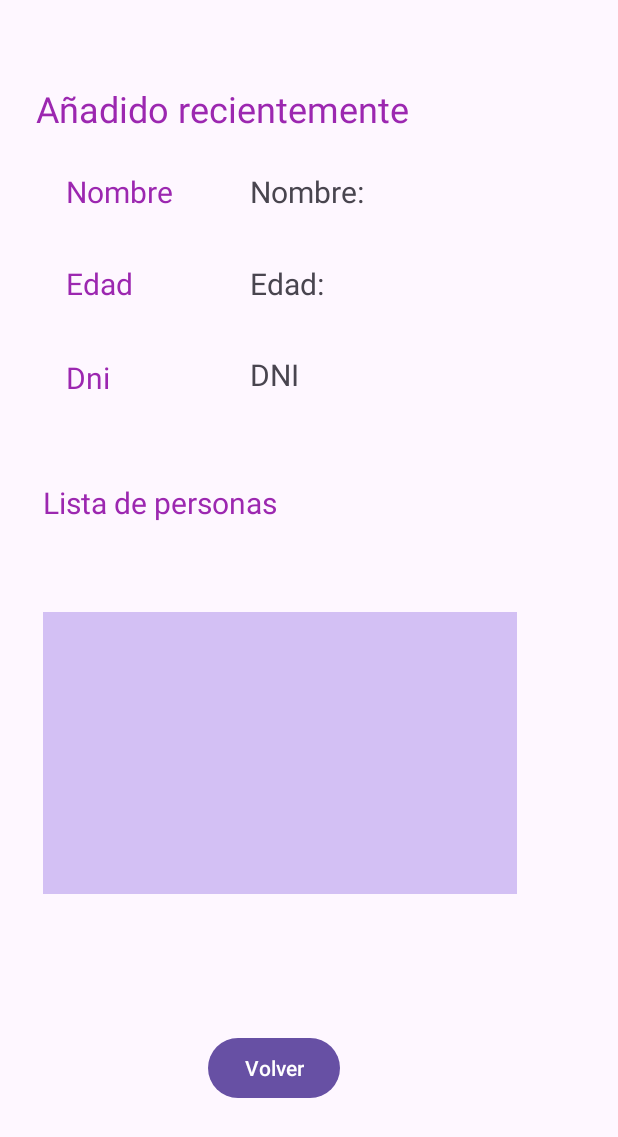
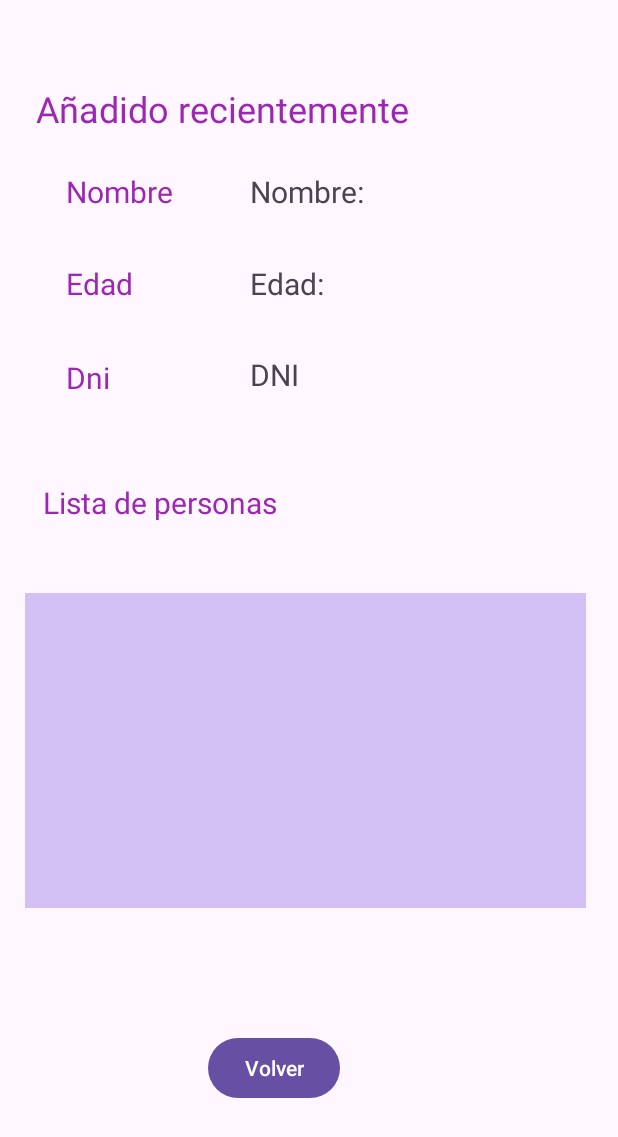
Before and after one commit to mikGomez/Kotlin, an Android app: the layout activity_informacion2.xml on its own in the app's theme, with its tools: preview values and no code run, on a phone screen of 412 x 824 dp. Shown: the top 1137 px of the screen. Run offline under Robolectric (Android 15) with nearby library versions, the phone set to English and light mode, and no system bars.

Commit message:
Ponemos mas grande el multiLine

```diff
--- a/FormularioGrande/app/src/main/res/layout/activity_informacion2.xml
+++ b/FormularioGrande/app/src/main/res/layout/activity_informacion2.xml
@@ -120,8 +120,8 @@
 
     <EditText
         android:id="@+id/multiLine"
-        android:layout_width="316dp"
-        android:layout_height="188dp"
+        android:layout_width="374dp"
+        android:layout_height="210dp"
         android:background="#D3C0F4"
         android:clickable="false"
         android:ems="10"
@@ -130,8 +130,8 @@
         android:textColor="#253071"
         app:layout_constraintBottom_toBottomOf="parent"
         app:layout_constraintEnd_toEndOf="parent"
-        app:layout_constraintHorizontal_bias="0.0"
-        app:layout_constraintStart_toStartOf="@+id/textView5"
+        app:layout_constraintHorizontal_bias="0.432"
+        app:layout_constraintStart_toStartOf="parent"
         app:layout_constraintTop_toTopOf="parent"
-        app:layout_constraintVertical_bias="0.642" />
+        app:layout_constraintVertical_bias="0.644" />
 </androidx.constraintlayout.widget.ConstraintLayout>
```
